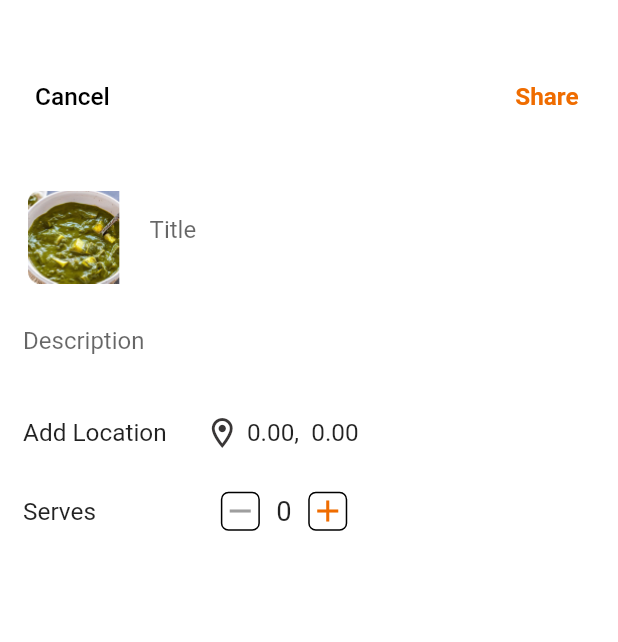
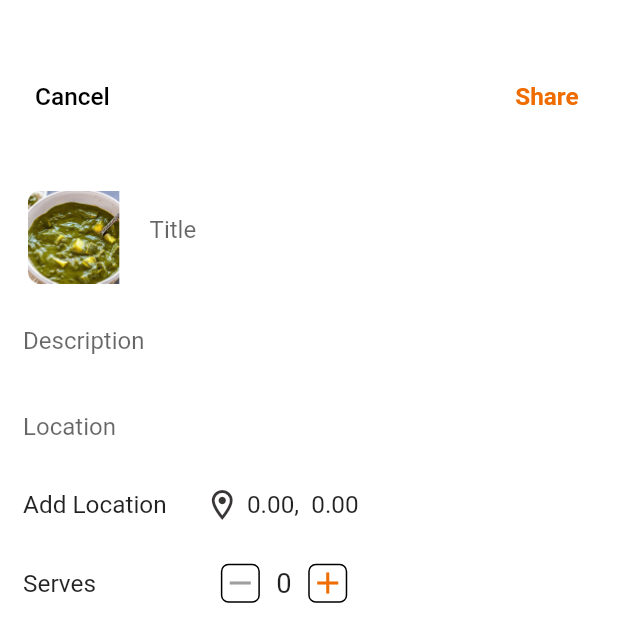
Before and after one commit to ipriyam26/Waste-Not, a Flutter app: the AddFood screen opened directly, after a tap on the "remove" icon, on a phone screen of 412 x 824 dp. Shown: the top 642 px of the screen. Run offline on Flutter 3.47's test engine with Material 2 defaults, Android fonts, the light colour scheme and no system bars; our stand-ins replace carousel_slider, cloud_firestore, curved_navigation_bar, firebase_auth, firebase_core, flutter_screenutil and 7 more; missing offline and left inert: flutter_animated_dialog; accounts and stored records are empty; statements that could not run were skipped.

Commit message:
Add new food fixed

```diff
--- a/lib/auth/controllers/food_controller.dart
+++ b/lib/auth/controllers/food_controller.dart
@@ -47,9 +47,36 @@ class NewFoodController extends GetxController {
   var location = ''.obs;
   var quantity = 0.obs;
   var imageUrl = ''.obs;
-  var rating = 0.0.obs;
 
   final UserController userController = Get.find<UserController>();
+// make getter and setter for imageUrl
+  void changeTitle(String newTitle) {
+    title.value = newTitle;
+    update();
+  }
+  void changeDescription(String newDescription) {
+    description.value = newDescription;
+    update();
+  }
+  void changeLocation(String newLocation) {
+    location.value = newLocation;
+    update();
+  }
+
+
+  // increment the quantity of the food item
+  void incrementQuantity() {
+    quantity.value++;
+    update();
+  }
+
+  // decrement the quantity of the food item
+  void decrementQuantity() {
+    if (quantity.value > 0) {
+      quantity.value--;
+      update();
+    }
+  }
 
   // empty all
   void emptyAll() {
@@ -60,7 +87,6 @@ class NewFoodController extends GetxController {
     location.value = '';
     quantity.value = 0;
     imageUrl.value = '';
-    rating.value = 0.0;
   }
 
 // make new foodModel
@@ -69,12 +95,12 @@ class NewFoodController extends GetxController {
     FoodModel newFood = FoodModel(
         title: title.value,
         description: description.value,
-        latitude: latitude.value,
-        longitude: longitude.value,
+        latitude: userController.position.latitude,
+        longitude: userController.position.longitude,
         location: location.value,
         quantity: quantity.value,
         imageUrl: imageUrl.value,
-        rating: rating.value,
+        rating: userController.user.value.ratings,
         isActive: true,
         postedTime: DateTime.now().microsecondsSinceEpoch,
         user: UserLocal(
@@ -89,15 +115,15 @@ class NewFoodController extends GetxController {
     CollectionReference foodInst =
         FirebaseFirestore.instance.collection('foods');
     var post = foodInst.add(makeNewFoodModel().toMap()).then((value) {
-      Get.snackbar("Success", "Food Posted",
-          snackPosition: SnackPosition.BOTTOM,
-      backgroundColor: Colors.green,
+      Get.snackbar(
+        "Success",
+        "Food Posted",
+        snackPosition: SnackPosition.BOTTOM,
+        backgroundColor: Colors.green,
       );
     }).onError((error, stackTrace) {
       Get.snackbar("Error", "Food not posted",
-      backgroundColor: Colors.red,
-      snackPosition: SnackPosition.BOTTOM
-      );
+          backgroundColor: Colors.red, snackPosition: SnackPosition.BOTTOM);
     });
   }
 }
--- a/lib/models/user.dart
+++ b/lib/models/user.dart
@@ -7,6 +7,7 @@ class UserModel {
   final String phoneNumber;
   final String gender;
   final int donations;
+  final double ratings;
 
   UserModel({
     required this.name,
@@ -17,6 +18,7 @@ class UserModel {
     required this.phoneNumber,
     required this.gender,
     final this.donations = 0,
+    final this.ratings = 0.0,
   });
 
   factory UserModel.fromJson(Map<String, dynamic> response) {
@@ -28,7 +30,8 @@ class UserModel {
         address: response['address'],
         phoneNumber: response['phoneNumber'],
         gender: response['gender'],
-        donations: response['donations']
+        donations: response['donations'],
+        ratings: response['ratings'] *1.0
         );
   }
 
@@ -41,7 +44,8 @@ class UserModel {
       'address': address,
       'phone': phoneNumber,
       'gender': gender,
-      'donations': donations
+      'donations': donations,
+      'ratings': ratings,
     };
   }
 }
--- a/lib/screens/AddFood/add_food.dart
+++ b/lib/screens/AddFood/add_food.dart
@@ -7,14 +7,15 @@ import 'package:waste_not/auth/controllers/user_controller.dart';
 class AddFood extends StatelessWidget {
   // put get controller
   final UserController controller = Get.put(UserController());
-  final NewFoodController newFoodController = Get.put(NewFoodController());
+
   @override
   Widget build(BuildContext context) {
     return Scaffold(
       backgroundColor: Colors.white,
       body: Container(
         margin: EdgeInsets.only(top: 40.h),
-        child: Column(
+        child: GetBuilder<NewFoodController>(builder: (newFoodController) {
+          return Column(
             crossAxisAlignment: CrossAxisAlignment.center,
             children: [
               Container(
@@ -34,7 +35,9 @@ class AddFood extends StatelessWidget {
                               ),
                             )),
                         TextButton(
-                          onPressed: null,
+                            onPressed: () {
+                              newFoodController.post();
+                            },
                             child: Text(
                               'Share',
                               style: TextStyle(
@@ -63,7 +66,9 @@ class AddFood extends StatelessWidget {
                                 textAlign: TextAlign.left,
                                 keyboardType: TextInputType.text,
                                 autocorrect: false,
-                              onChanged: (value) {},
+                                onChanged: (value) {
+                                  newFoodController.changeTitle(value);
+                                },
                                 decoration: InputDecoration(
                                     hintText: 'Title',
                                     border: InputBorder.none,
@@ -79,6 +84,9 @@ class AddFood extends StatelessWidget {
                           child: TextField(
                             minLines: 2,
                             maxLines: 10,
+                            onChanged: (value) {
+                              newFoodController.changeDescription(value);
+                            },
                             decoration: InputDecoration(
                                 hintText: 'Description',
                                 border: InputBorder.none,
@@ -87,6 +95,20 @@ class AddFood extends StatelessWidget {
                                     EdgeInsets.symmetric(vertical: 3.sp),
                                 fillColor: Colors.white),
                           ),
+                        ),
+                        TextField(
+                          minLines: 1,
+                          autocorrect: false,
+                          onChanged: (value) {
+                            newFoodController.changeLocation(value);
+                          },
+                          decoration: InputDecoration(
+                              hintText: 'Location',
+                              border: InputBorder.none,
+                              filled: true,
+                              contentPadding:
+                                  EdgeInsets.symmetric(vertical: 3.sp),
+                              fillColor: Colors.white),
                         ),
                         Container(
                           margin: EdgeInsets.only(top: 16.h),
@@ -101,7 +123,6 @@ class AddFood extends StatelessWidget {
                                   ),
                                 ),
                               ),
-
                               Row(
                                 children: [
                                   const Icon(
@@ -124,47 +145,7 @@ class AddFood extends StatelessWidget {
                         ),
                         Container(
                           margin: EdgeInsets.only(top: 16.h),
-child: Row(
-  children: [
-    SizedBox(
-      width: 110.w,
-      child: Text("Serves", style: TextStyle(fontSize: 16.sp),)),
-
-    Row(
-      children: [
-        IconButton(
-          padding: EdgeInsets.zero,
-          onPressed: (){
-          newFoodController.quantity.value--;
-
-        }, icon:  Container(
-          decoration: BoxDecoration(border: Border.all(color: Colors.black),
-          borderRadius: BorderRadius.circular(5.r)
-          ),
-          child: const Icon(Icons.remove,
-          color: Colors.grey,
-          ),
-        )
-
-        ),
-        Text("${newFoodController.quantity.value}", style: TextStyle(fontSize: 18.sp),),
-         IconButton(onPressed: (){
-          newFoodController.quantity.value++;
-
-        }, icon:  Container(
-          decoration: BoxDecoration(border: Border.all(color: Colors.black),
-          borderRadius: BorderRadius.circular(5.r)
-          ),
-          child: Icon(Icons.add,
-          color: Colors.orange[800],
-          ),
-        )
-
-        ),
-      ],
-    )
-  ],
-),
+                          child: Quantity(),
                         )
                       ],
                     ),
@@ -172,8 +153,67 @@ child: Row(
                 ]),
               )
             ],
-        ),
+          );
+        }),
       ),
     );
   }
 }
+
+class Quantity extends StatelessWidget {
+  Quantity({
+    Key? key,
+  }) : super(key: key);
+
+  final NewFoodController newFoodController = Get.put(NewFoodController());
+  @override
+  Widget build(BuildContext context) {
+    return GetBuilder<NewFoodController>(builder: (newFoodController) {
+      return Row(
+        children: [
+          SizedBox(
+              width: 110.w,
+              child: Text(
+                "Serves",
+                style: TextStyle(fontSize: 16.sp),
+              )),
+          Row(
+            children: [
+              IconButton(
+                  padding: EdgeInsets.zero,
+                  onPressed: () {
+                    newFoodController.decrementQuantity();
+                  },
+                  icon: Container(
+                    decoration: BoxDecoration(
+                        border: Border.all(color: Colors.black),
+                        borderRadius: BorderRadius.circular(5.r)),
+                    child: const Icon(
+                      Icons.remove,
+                      color: Colors.grey,
+                    ),
+                  )),
+              Text(
+                "${newFoodController.quantity.value}",
+                style: TextStyle(fontSize: 18.sp),
+              ),
+              IconButton(
+                  onPressed: () {
+                    newFoodController.incrementQuantity();
+                  },
+                  icon: Container(
+                    decoration: BoxDecoration(
+                        border: Border.all(color: Colors.black),
+                        borderRadius: BorderRadius.circular(5.r)),
+                    child: Icon(
+                      Icons.add,
+                      color: Colors.orange[800],
+                    ),
+                  )),
+            ],
+          )
+        ],
+      );
+    });
+  }
+}
```
Lines whose indentation alone changed are shown as unchanged.
